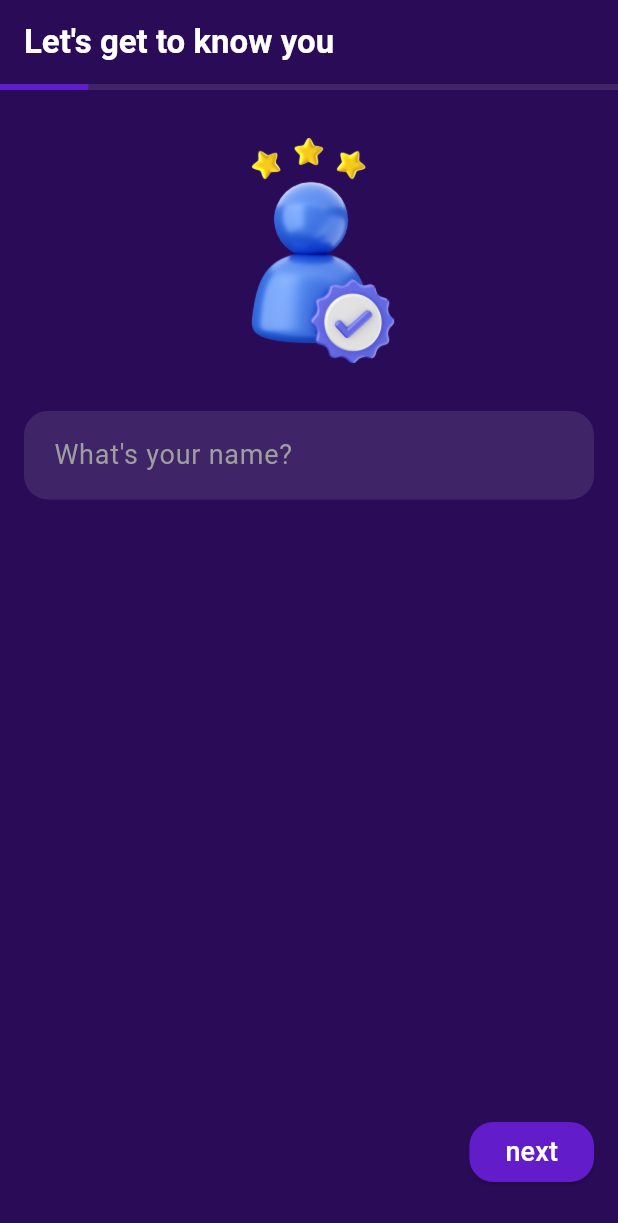
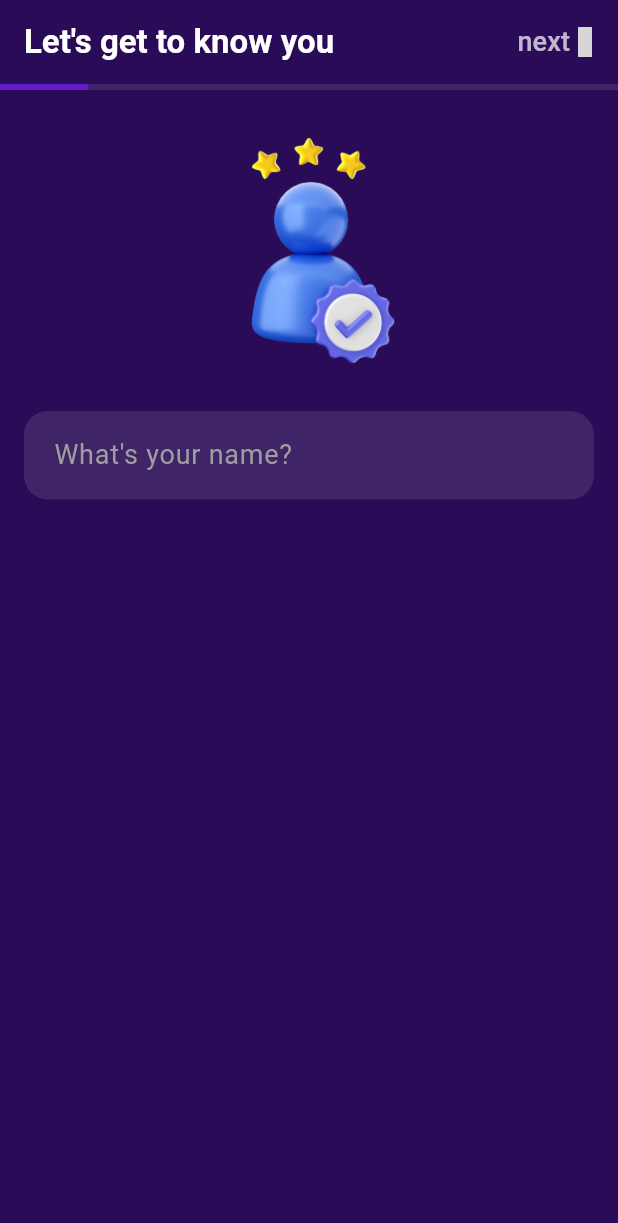
Before and after one commit to furkanzex/spirootv2, a Flutter app: the ProfileOnboarding screen opened directly, on a phone screen of 412 x 824 dp. Shown: the top 1223 px of the screen. Run offline on Flutter 3.47's test engine with Material 3 defaults, Android fonts, the phone set to English and light mode, and no system bars; our stand-ins replace animate_do, camera, carousel_slider, cloud_firestore, confetti, connectivity_plus and 22 more; missing offline and left inert: flutter_google_places_sdk, purchases_flutter, purchases_ui_flutter, scaffold_gradient_background, sweph, translator; accounts and stored records are empty; Roboto replaces fonts that are missing (Cairo); statements that could not run were skipped; project files that could hold a hidden picture were left out; grey boxes are pictures that could not be loaded.

Commit message:
upd profile onboarding bug-fix

```diff
--- a/lib/profile/profile_onboarding.dart
+++ b/lib/profile/profile_onboarding.dart
@@ -92,6 +92,100 @@ class _ProfileOnboardingState extends State<ProfileOnboarding> {
               fontWeight: FontWeight.bold,
             ),
           ),
+          actions: _currentPage == 6
+              ? [
+                  TextButton(
+                    onPressed: () async {
+                      if (_userController.selectedInterests.isNotEmpty) {
+                        Get.to(
+                          () => ProfileLoadingScreen(
+                            onLoadComplete: () async {
+                              try {
+                                await _userController.saveUserProfile();
+                                final astrologyController =
+                                    Get.find<AstrologyController>();
+                                astrologyController.onInit();
+                              } catch (e) {
+                                Get.snackbar(
+                                  easy.tr("errors.error"),
+                                  easy.tr("errors.profile_not_completed"),
+                                  backgroundColor: MyColor.errorColor,
+                                  colorText: MyColor.white,
+                                );
+                                rethrow;
+                              }
+                            },
+                          ),
+                          fullscreenDialog: true,
+                        );
+                      }
+                    },
+                    child: Row(
+                      children: [
+                        Text(
+                          easy.tr("profile.complete_profile"),
+                          style: MyStyle.s2.copyWith(color: MyColor.white),
+                        ),
+                        horizontalGap(MySize.halfPadding),
+                        Icon(
+                          MingCute.user_follow_2_line,
+                          color: MyColor.white,
+                          size: MySize.iconSizeTiny,
+                        ),
+                      ],
+                    ),
+                  ),
+                ]
+              : _currentPage < 6 && _currentPage != 3
+                  ? [
+                      TextButton(
+                        onPressed: () {
+                          bool isValid = false;
+                          switch (_currentPage) {
+                            case 0:
+                              isValid = _userController.validateNamePage();
+                              break;
+                            case 1:
+                              isValid = _userController.validateDatePage();
+                              break;
+                            case 2:
+                              isValid = _userController.validateTimePage();
+                              break;
+                            case 3:
+                              isValid = _userController.validatePlacePage();
+                              break;
+                            case 4:
+                              isValid = _userController.validateGenderPage();
+                              break;
+                            case 5:
+                              isValid =
+                                  _userController.validateRelationshipPage();
+                              break;
+                          }
+                          if (isValid) {
+                            _pageController.nextPage(
+                              duration: const Duration(milliseconds: 300),
+                              curve: Curves.easeInOut,
+                            );
+                          }
+                        },
+                        child: Row(
+                          children: [
+                            Text(
+                              easy.tr("profile.continue"),
+                              style: MyStyle.s2.copyWith(
+                                  color: MyColor.white.withOpacity(0.7)),
+                            ),
+                            Icon(
+                              MyIcon.forward,
+                              color: MyColor.white.withOpacity(0.7),
+                              size: MySize.iconSizeTiny,
+                            ),
+                          ],
+                        ),
+                      ),
+                    ]
+                  : null,
         ),
         body: SafeArea(
           child: Column(
@@ -190,13 +284,6 @@ class _ProfileOnboardingState extends State<ProfileOnboarding> {
                     : null,
               ),
             ),
-            const Spacer(),
-            _buildNavigationButtons(
-              onValidate: () {
-                _userController.nameController.text = _nameController.text;
-                return _userController.validateNamePage();
-              },
-            ),
           ],
         ),
       ),
@@ -207,6 +294,7 @@ class _ProfileOnboardingState extends State<ProfileOnboarding> {
     return FadeInRight(
       child: Padding(
         padding: const EdgeInsets.all(MySize.defaultPadding),
+        child: SingleChildScrollView(
           child: Column(
             mainAxisSize: MainAxisSize.min,
             children: [
@@ -289,8 +377,8 @@ class _ProfileOnboardingState extends State<ProfileOnboarding> {
                                 verticalGap(MySize.defaultPadding),
                                 Text(
                                   '${easy.tr("profile.date_range")}: ${zodiacDetails['dateRange']}',
-                                style: MyStyle.s3
-                                    .copyWith(color: MyColor.primaryLightColor),
+                                  style: MyStyle.s3.copyWith(
+                                      color: MyColor.primaryLightColor),
                                 ),
                               ],
                             ),
@@ -347,11 +435,8 @@ class _ProfileOnboardingState extends State<ProfileOnboarding> {
                   ),
                 ],
               ),
-            const Spacer(),
-            _buildNavigationButtons(
-              onValidate: () => _userController.validateDatePage(),
+            ],
           ),
-          ],
         ),
       ),
     );
@@ -362,6 +447,7 @@ class _ProfileOnboardingState extends State<ProfileOnboarding> {
     return FadeInRight(
       child: Padding(
         padding: const EdgeInsets.all(MySize.defaultPadding),
+        child: SingleChildScrollView(
           child: Column(
             children: [
               Column(
@@ -451,17 +537,18 @@ class _ProfileOnboardingState extends State<ProfileOnboarding> {
                           child: Column(
                             children: [
                               Row(
-                              mainAxisAlignment: MainAxisAlignment.spaceEvenly,
+                                mainAxisAlignment:
+                                    MainAxisAlignment.spaceEvenly,
                                 children: [
                                   Text(
                                     easy.tr("profile.hour"),
-                                  style:
-                                      MyStyle.s2.copyWith(color: MyColor.white),
+                                    style: MyStyle.s2
+                                        .copyWith(color: MyColor.white),
                                   ),
                                   Text(
                                     easy.tr("profile.minute"),
-                                  style:
-                                      MyStyle.s2.copyWith(color: MyColor.white),
+                                    style: MyStyle.s2
+                                        .copyWith(color: MyColor.white),
                                   ),
                                 ],
                               ),
@@ -475,7 +562,8 @@ class _ProfileOnboardingState extends State<ProfileOnboarding> {
                                           _userController.selectedHour.value =
                                               index.toString().padLeft(2, '0');
                                           _userController.updateSelectedTime(
-                                            _userController.selectedHour.value,
+                                              _userController
+                                                  .selectedHour.value,
                                               _userController
                                                   .selectedMinute.value);
                                         },
@@ -484,8 +572,8 @@ class _ProfileOnboardingState extends State<ProfileOnboarding> {
                                           return Center(
                                             child: Text(
                                               index.toString().padLeft(2, '0'),
-                                            style: MyStyle.s2
-                                                .copyWith(color: MyColor.white),
+                                              style: MyStyle.s2.copyWith(
+                                                  color: MyColor.white),
                                             ),
                                           );
                                         }),
@@ -498,7 +586,8 @@ class _ProfileOnboardingState extends State<ProfileOnboarding> {
                                           _userController.selectedMinute.value =
                                               index.toString().padLeft(2, '0');
                                           _userController.updateSelectedTime(
-                                            _userController.selectedHour.value,
+                                              _userController
+                                                  .selectedHour.value,
                                               _userController
                                                   .selectedMinute.value);
                                         },
@@ -507,8 +596,8 @@ class _ProfileOnboardingState extends State<ProfileOnboarding> {
                                           return Center(
                                             child: Text(
                                               index.toString().padLeft(2, '0'),
-                                            style: MyStyle.s2
-                                                .copyWith(color: MyColor.white),
+                                              style: MyStyle.s2.copyWith(
+                                                  color: MyColor.white),
                                             ),
                                           );
                                         }),
@@ -525,10 +614,8 @@ class _ProfileOnboardingState extends State<ProfileOnboarding> {
                   ),
                 ],
               ),
-            const Spacer(),
-            _buildNavigationButtons(
-                onValidate: _userController.validateTimePage),
             ],
+          ),
         ),
       ),
     );
@@ -710,15 +797,6 @@ class _ProfileOnboardingState extends State<ProfileOnboarding> {
                   ],
                 ),
                 const Spacer(),
-                _buildNavigationButtons(
-                  onValidate: () {
-                    try {
-                      return _userController.validateGenderPage();
-                    } catch (e) {
-                      return false;
-                    }
-                  },
-                ),
               ],
             ),
           ],
@@ -804,9 +882,9 @@ class _ProfileOnboardingState extends State<ProfileOnboarding> {
         child: Stack(
           alignment: Alignment.topCenter,
           children: [
-            Column(
+            SingleChildScrollView(
+              child: Column(
                 children: [
-                const Spacer(),
                   Wrap(
                     spacing: MySize.defaultPadding,
                     runSpacing: MySize.defaultPadding,
@@ -849,11 +927,8 @@ class _ProfileOnboardingState extends State<ProfileOnboarding> {
                       ),
                     ],
                   ),
-                const Spacer(),
-                _buildNavigationButtons(
-                  onValidate: _userController.validateRelationshipPage,
+                ],
               ),
-              ],
             ),
           ],
         ),
@@ -919,8 +994,8 @@ class _ProfileOnboardingState extends State<ProfileOnboarding> {
     return FadeInRight(
       child: Padding(
         padding: const EdgeInsets.all(MySize.defaultPadding),
-        child: Stack(
-          alignment: Alignment.topCenter,
+        child: SingleChildScrollView(
+          child: Column(
             children: [
               Text(
                 easy.tr("profile.explanations.interests"),
@@ -929,9 +1004,9 @@ class _ProfileOnboardingState extends State<ProfileOnboarding> {
                   color: MyColor.textGreyColor,
                 ),
               ),
+              verticalGap(MySize.doublePadding),
               Column(
                 children: [
-                const Spacer(),
                   Wrap(
                     spacing: MySize.defaultPadding,
                     runSpacing: MySize.defaultPadding,
@@ -979,51 +1054,10 @@ class _ProfileOnboardingState extends State<ProfileOnboarding> {
                       ),
                     ],
                   ),
-                const Spacer(),
-                ElevatedButton(
-                  onPressed: () async {
-                    if (_userController.selectedInterests.isNotEmpty) {
-                      Get.to(
-                        () => ProfileLoadingScreen(
-                          onLoadComplete: () async {
-                            try {
-                              await _userController.saveUserProfile();
-                              final astrologyController =
-                                  Get.find<AstrologyController>();
-                              astrologyController.onInit();
-                            } catch (e) {
-                              Get.snackbar(
-                                easy.tr("errors.error"),
-                                easy.tr("errors.profile_not_completed"),
-                                backgroundColor: MyColor.errorColor,
-                                colorText: MyColor.white,
-                              );
-                              rethrow;
-                            }
-                          },
-                        ),
-                        fullscreenDialog: true,
-                      );
-                    }
-                  },
-                  style: ElevatedButton.styleFrom(
-                    backgroundColor: MyColor.primaryColor,
-                    minimumSize: const Size(double.infinity, 50),
-                    shape: RoundedRectangleBorder(
-                      borderRadius: BorderRadius.circular(MySize.halfRadius),
-                    ),
-                  ),
-                  child: Text(
-                    easy.tr("profile.complete_profile"),
-                    style: MyStyle.s2.copyWith(
-                      color: MyColor.white,
-                      fontWeight: FontWeight.bold,
-                    ),
-                  ),
+                ],
               ),
             ],
           ),
-          ],
         ),
       ),
     );
@@ -1080,37 +1114,6 @@ class _ProfileOnboardingState extends State<ProfileOnboarding> {
     });
   }
 
-  Widget _buildNavigationButtons({
-    required Function() onValidate,
-  }) {
-    return Row(
-      mainAxisAlignment: MainAxisAlignment.spaceBetween,
-      children: [
-        const Spacer(),
-        ElevatedButton(
-          onPressed: () {
-            if (onValidate()) {
-              _pageController.nextPage(
-                duration: const Duration(milliseconds: 300),
-                curve: Curves.easeInOut,
-              );
-            }
-          },
-          style: ElevatedButton.styleFrom(
-            backgroundColor: MyColor.primaryLightColor,
-            shape: RoundedRectangleBorder(
-              borderRadius: BorderRadius.circular(MySize.halfRadius),
-            ),
-          ),
-          child: Text(
-            easy.tr("profile.continue"),
-            style: MyStyle.s2.copyWith(color: MyColor.white),
-          ),
-        ),
-      ],
-    );
-  }
-
   @override
   void dispose() {
     _pageController.removeListener(_onPageChanged);
--- a/pubspec.yaml
+++ b/pubspec.yaml
@@ -1,7 +1,7 @@
 name: spirootv2
 description: "Spiritual guidance application by APPTOIC."
 publish_to: 'none'
-version: 2.0.1+40
+version: 2.0.2+41
 
 environment:
   sdk: ^3.5.3
```
Lines whose indentation alone changed are shown as unchanged.
